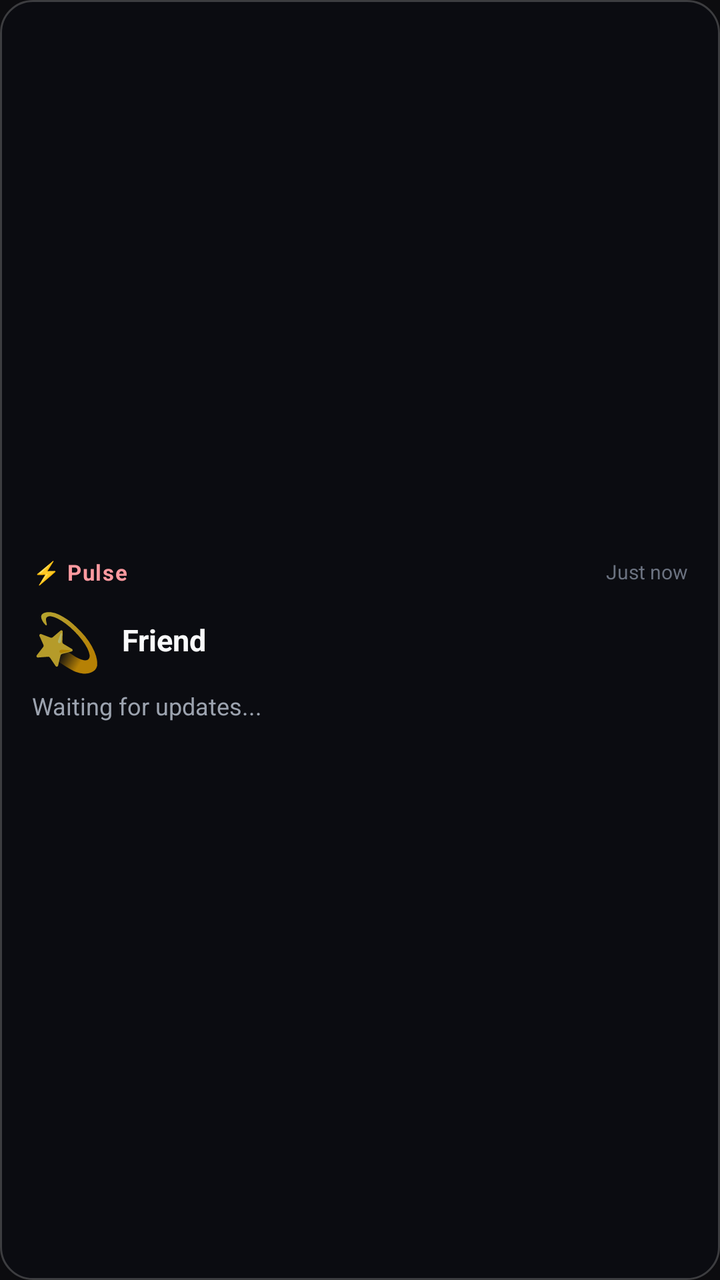
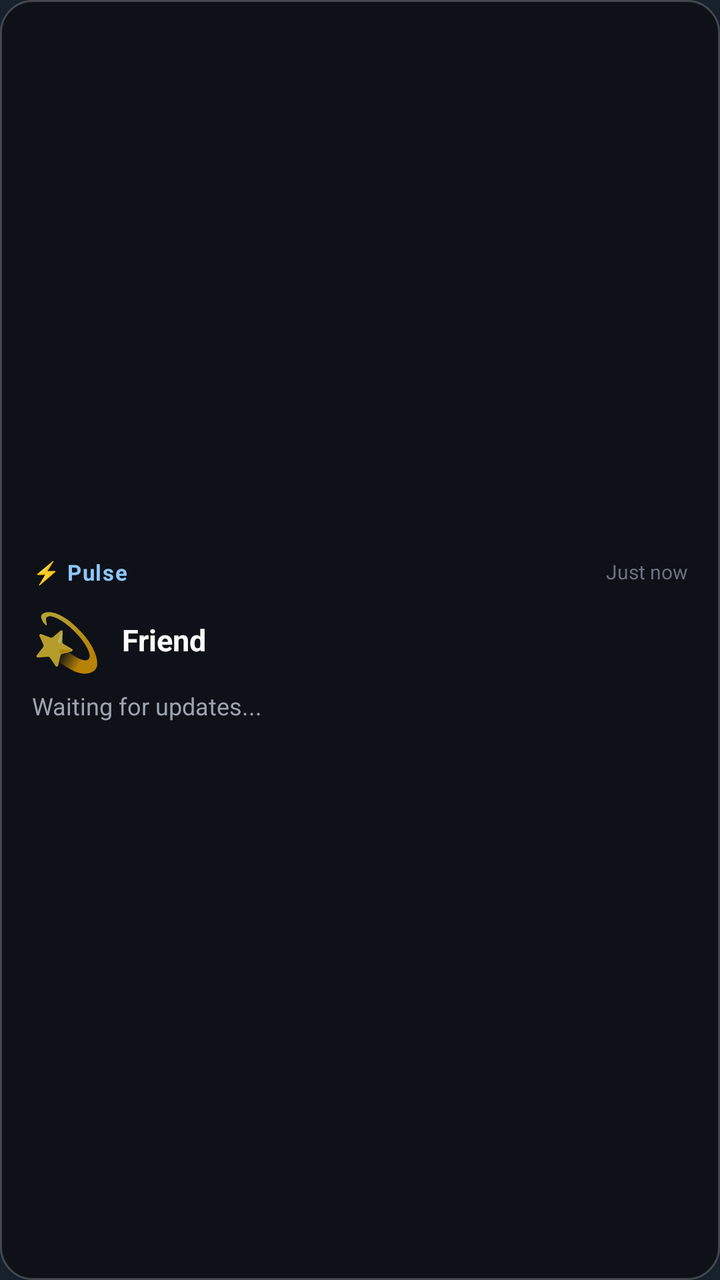

An Android layout rendered at two revisions. The XML below is the earlier revision; the diff shows what the commit changed to produce the second picture.
<!-- AndroidManifest.xml: application theme AppTheme -->
<!-- res/layout/pulse_widget.xml -->
<?xml version="1.0" encoding="utf-8"?>
<LinearLayout
    xmlns:android="http://schemas.android.com/apk/res/android"
    android:id="@+id/widget_root"
    android:layout_width="match_parent"
    android:layout_height="match_parent"
    android:orientation="vertical"
    android:background="@drawable/widget_background"
    android:padding="16dp"
    android:gravity="center_vertical">

    
    <LinearLayout
        android:layout_width="match_parent"
        android:layout_height="wrap_content"
        android:orientation="horizontal"
        android:gravity="center_vertical"
        android:layout_marginBottom="8dp">

        <TextView
            android:layout_width="0dp"
            android:layout_height="wrap_content"
            android:layout_weight="1"
            android:text="⚡ Pulse"
            android:textColor="#ff9aa0"
            android:textSize="11sp"
            android:textStyle="bold"
            android:letterSpacing="0.05"/>

        <TextView
            android:id="@+id/widget_time"
            android:layout_width="wrap_content"
            android:layout_height="wrap_content"
            android:text="Just now"
            android:textColor="#6b7280"
            android:textSize="10sp"/>
    </LinearLayout>

    
    <LinearLayout
        android:layout_width="match_parent"
        android:layout_height="wrap_content"
        android:orientation="horizontal"
        android:gravity="center_vertical"
        android:layout_marginBottom="6dp">

        <TextView
            android:id="@+id/widget_emoji"
            android:layout_width="wrap_content"
            android:layout_height="wrap_content"
            android:text="💫"
            android:textSize="28sp"
            android:layout_marginEnd="10dp"/>

        <TextView
            android:id="@+id/widget_friend_name"
            android:layout_width="0dp"
            android:layout_height="wrap_content"
            android:layout_weight="1"
            android:text="Friend"
            android:textColor="#f9fafb"
            android:textSize="15sp"
            android:textStyle="bold"
            android:maxLines="1"
            android:ellipsize="end"/>
    </LinearLayout>

    
    <TextView
        android:id="@+id/widget_status_text"
        android:layout_width="match_parent"
        android:layout_height="wrap_content"
        android:text="Waiting for updates..."
        android:textColor="#9ca3af"
        android:textSize="12sp"
        android:fontFamily="sans-serif"
        android:maxLines="2"
        android:ellipsize="end"/>

</LinearLayout>
<!-- resources referenced by this layout -->
<resources>
  <!-- drawable widget_background (drawable) -->
  <?xml version="1.0" encoding="utf-8"?>
  <shape xmlns:android="http://schemas.android.com/apk/res/android"
      android:shape="rectangle">
      <solid android:color="#CC0c0d12"/>
      <corners android:radius="16dp"/>
      <stroke
          android:width="1dp"
          android:color="#33ffffff"/>
  </shape>
  <style name="AppTheme" parent="Theme.AppCompat.NoActionBar">
          <item name="colorPrimary">@color/colorPrimary</item>
          <item name="colorPrimaryDark">@color/colorPrimaryDark</item>
          <item name="colorAccent">@color/colorAccent</item>
          <item name="android:windowBackground">@color/window_background</item>
          <item name="android:statusBarColor">@color/window_background</item>
          <item name="android:navigationBarColor">@color/window_background</item>
          <item name="android:windowLightStatusBar">false</item>
      </style>
  <color name="colorPrimary">#E03124</color>
  <color name="colorPrimaryDark">#0C0C0F</color>
  <color name="colorAccent">#E03124</color>
  <color name="window_background">#0C0C0F</color>
</resources>

<!-- the commit's change to res/layout/pulse_widget.xml (unified diff, before → after) -->
@@ -22,7 +22,7 @@
             android:layout_height="wrap_content"
             android:layout_weight="1"
             android:text="⚡ Pulse"
-            android:textColor="#ff9aa0"
+            android:textColor="#8EC7FF"
             android:textSize="11sp"
             android:textStyle="bold"
             android:letterSpacing="0.05"/>
<!-- resource entries referenced after the edit -->
@@ -19,9 +19,9 @@
           <item name="android:navigationBarColor">@color/window_background</item>
           <item name="android:windowLightStatusBar">false</item>
       </style>
-  <color name="colorPrimary">#E03124</color>
-  <color name="colorPrimaryDark">#0C0C0F</color>
-  <color name="colorAccent">#E03124</color>
-  <color name="window_background">#0C0C0F</color>
+  <color name="colorPrimary">#3390EC</color>
+  <color name="colorPrimaryDark">#17212B</color>
+  <color name="colorAccent">#3390EC</color>
+  <color name="window_background">#17212B</color>
 </resources>
 
